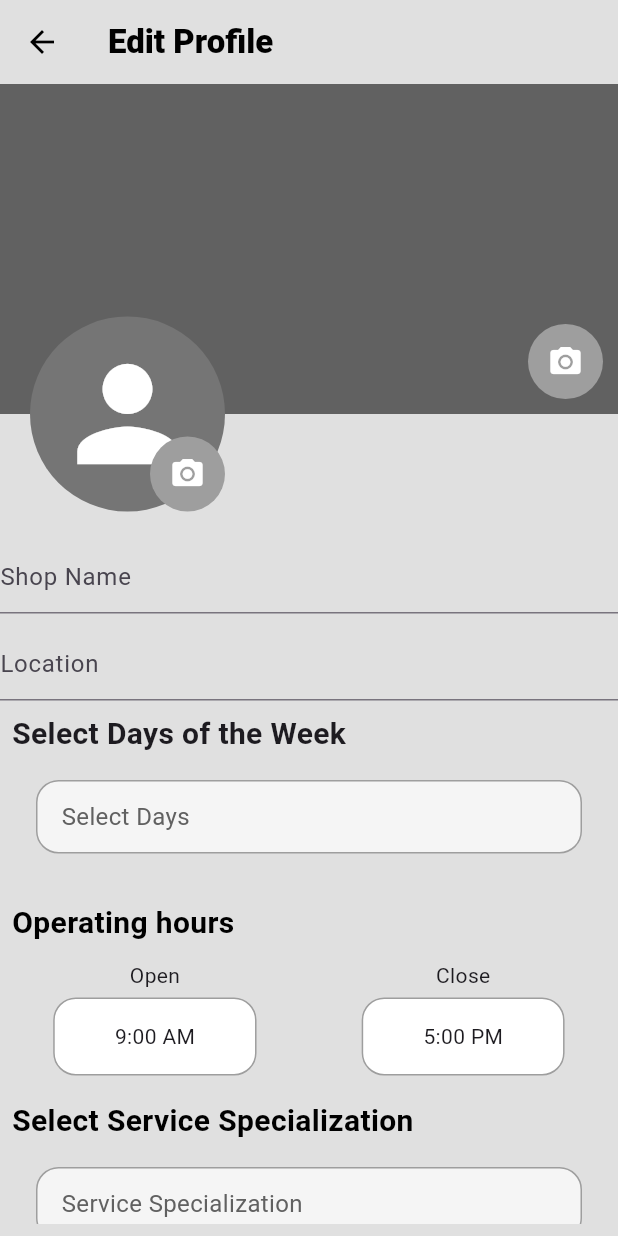
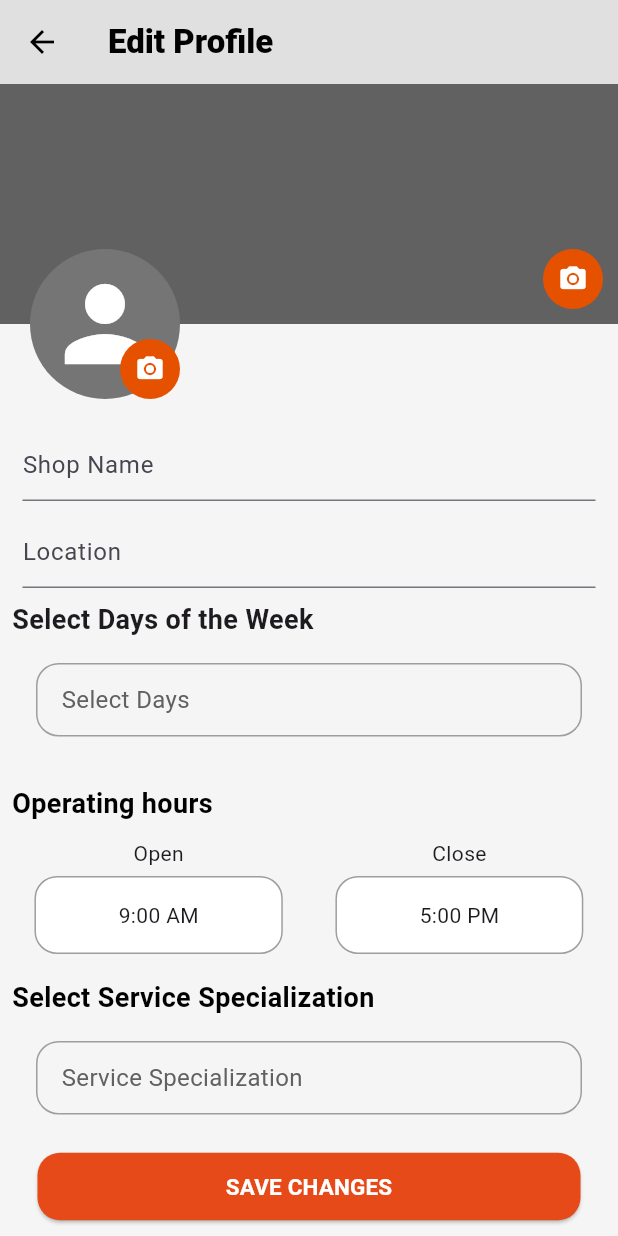
Before and after one commit to TechPyllars2024/AutoCareAutomotive, a Flutter app: the AutomotiveEditProfile screen opened directly, on a phone screen of 412 x 824 dp. Run offline on Flutter 3.47's test engine with Material 3 defaults, Android fonts, the phone set to English and light mode, and no system bars; our stand-ins replace carousel_slider, cloud_firestore, curved_navigation_bar, file_picker, firebase_auth, firebase_core and 8 more; missing offline and left inert: flutter_pannable_rating_bar, flutter_pdfview; accounts and stored records are empty.

Commit message:
update: edit profile

```diff
--- a/lib/ProfileManagement/screens/automotive_edit_profile.dart
+++ b/lib/ProfileManagement/screens/automotive_edit_profile.dart
@@ -33,8 +33,8 @@ class _AutomotiveEditProfileState extends State<AutomotiveEditProfile> {
   final AutomotiveShopEditProfileServices _automotiveShopEditProfileServices =
       AutomotiveShopEditProfileServices();
 
-  final double coverHeight = 220;
-  final double profileHeight = 130;
+  final double coverHeight = 160;
+  final double profileHeight = 100;
   TimeOfDay? _openingTime;
   TimeOfDay? _closingTime;
 
@@ -155,7 +155,7 @@ class _AutomotiveEditProfileState extends State<AutomotiveEditProfile> {
     final double top = coverHeight - profileHeight / 2;
 
     return Scaffold(
-      backgroundColor: Colors.grey.shade300,
+      backgroundColor: Colors.grey.shade100,
       appBar: AppBar(
         title: const Text(
           'Edit Profile',
@@ -208,7 +208,9 @@ class _AutomotiveEditProfileState extends State<AutomotiveEditProfile> {
     );
   }
 
-  Widget buildInputs() => Column(
+  Widget buildInputs() => Padding(
+    padding: const EdgeInsets.symmetric(horizontal: 15.0),
+    child: Column(
       children: [
         TextField(
           controller: _shopNameController,
@@ -224,6 +226,7 @@ class _AutomotiveEditProfileState extends State<AutomotiveEditProfile> {
           ),
         ),
       ],
+    ),
   );
 
   Widget buildCoverImage() => Stack(
@@ -242,17 +245,17 @@ class _AutomotiveEditProfileState extends State<AutomotiveEditProfile> {
         bottom: 10,
         right: 10,
         child: Container(
-          width: 50,
-          height: 50,
-          decoration: const BoxDecoration(
-            color: Colors.grey,
+          width: 40,
+          height: 40,
+          decoration:  BoxDecoration(
+            color: Colors.orange.shade900,
             shape: BoxShape.circle,
           ),
           child: IconButton(
             icon: const Icon(
               Icons.camera_alt,
               color: Colors.white,
-              size: 24,
+              size: 20,
             ),
             onPressed: _pickCoverImage,
           ),
@@ -286,7 +289,7 @@ class _AutomotiveEditProfileState extends State<AutomotiveEditProfile> {
         )
             : const Icon(
           Icons.person,
-          size: 100,
+          size: 80,
           color: Colors.white,
         ),
       ),
@@ -294,17 +297,17 @@ class _AutomotiveEditProfileState extends State<AutomotiveEditProfile> {
         bottom: 0,
         right: 0,
         child: Container(
-          width: 50,
-          height: 50,
-          decoration: const BoxDecoration(
-            color: Colors.grey,
+          width: 40,
+          height: 40,
+          decoration:  BoxDecoration(
+            color: Colors.orange.shade900,
             shape: BoxShape.circle,
           ),
           child: IconButton(
             icon: const Icon(
               Icons.camera_alt,
               color: Colors.white,
-              size: 24,
+              size: 20,
             ),
             onPressed: _pickProfileImage,
           ),
@@ -322,7 +325,7 @@ class _AutomotiveEditProfileState extends State<AutomotiveEditProfile> {
           'Operating hours',
           style: TextStyle(
             color: Colors.black,
-            fontSize: 20,
+            fontSize: 18,
             fontWeight: FontWeight.bold,
           ),
         ),
@@ -338,7 +341,7 @@ class _AutomotiveEditProfileState extends State<AutomotiveEditProfile> {
                   const SizedBox(height: 5),
                   Container(
                     padding: const EdgeInsets.symmetric(
-                        vertical: 15.0, horizontal: 40),
+                        vertical: 15.0, horizontal: 55),
                     decoration: BoxDecoration(
                       color: Colors.white,
                       borderRadius: BorderRadius.circular(15),
@@ -356,7 +359,7 @@ class _AutomotiveEditProfileState extends State<AutomotiveEditProfile> {
                 ],
               ),
             ),
-            const SizedBox(width: 15),
+            const SizedBox(width: 5),
             Expanded(
               child: Column(
                 crossAxisAlignment: CrossAxisAlignment.center,
@@ -365,7 +368,7 @@ class _AutomotiveEditProfileState extends State<AutomotiveEditProfile> {
                   const SizedBox(height: 5),
                   Container(
                     padding: const EdgeInsets.symmetric(
-                        vertical: 15.0, horizontal: 40),
+                        vertical: 15.0, horizontal: 55),
                     decoration: BoxDecoration(
                       color: Colors.white,
                       borderRadius: BorderRadius.circular(15),
@@ -398,7 +401,7 @@ class _AutomotiveEditProfileState extends State<AutomotiveEditProfile> {
           'Select Service Specialization',
           style: TextStyle(
             color: Colors.black,
-            fontSize: 20,
+            fontSize: 18,
             fontWeight: FontWeight.bold,
           ),
         ),
@@ -421,7 +424,7 @@ class _AutomotiveEditProfileState extends State<AutomotiveEditProfile> {
         const Text(
           'Select Days of the Week',
           style: TextStyle(
-            fontSize: 20,
+            fontSize: 18,
             fontWeight: FontWeight.bold,
           ),
         ),
```
Lines whose indentation alone changed are shown as unchanged.
